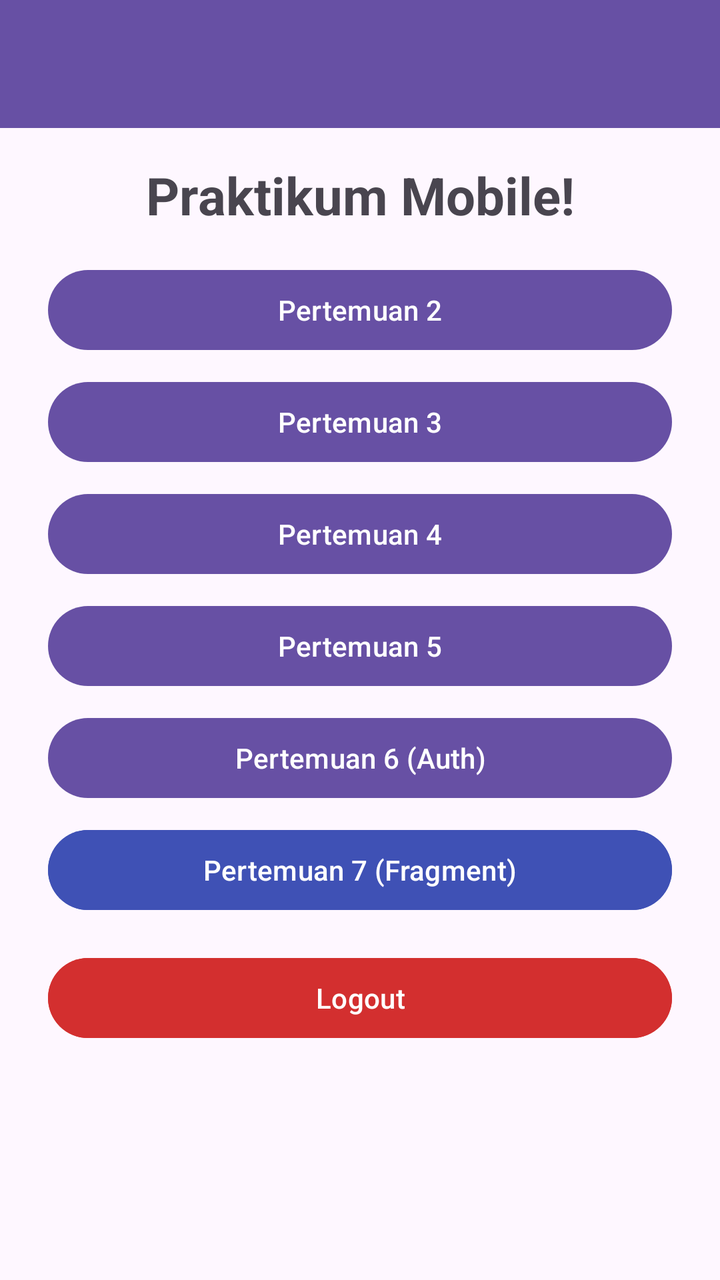
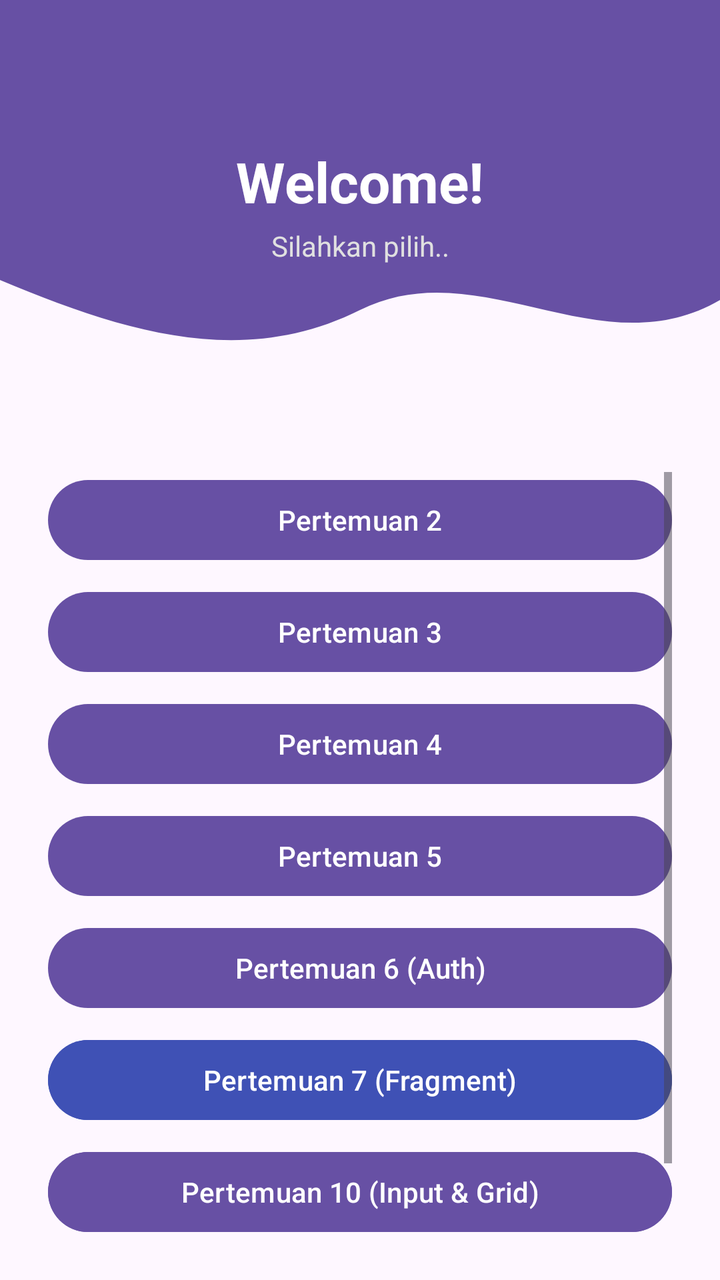

Compare the two renders of this Android layout. The source of the first and the diff that turns it into the second are given below.
<!-- AndroidManifest.xml: application theme Theme.Bumi_Sultan -->
<!-- res/layout/fragment_home.xml -->
<?xml version="1.0" encoding="utf-8"?>
<androidx.constraintlayout.widget.ConstraintLayout xmlns:android="http://schemas.android.com/apk/res/android"
    xmlns:app="http://schemas.android.com/apk/res-auto"
    xmlns:tools="http://schemas.android.com/tools"
    android:layout_width="match_parent"
    android:layout_height="match_parent"
    tools:context=".home.HomeFragment">

    <androidx.appcompat.widget.Toolbar
        android:id="@+id/toolbar"
        android:layout_width="match_parent"
        android:layout_height="?attr/actionBarSize"
        android:background="?attr/colorPrimary"
        app:layout_constraintEnd_toEndOf="parent"
        app:layout_constraintStart_toStartOf="parent"
        app:layout_constraintTop_toTopOf="parent"
        app:layout_scrollFlags="scroll|enterAlways"
        app:titleTextColor="@android:color/white" />

    <TextView
        android:id="@+id/tvWelcomeTitle"
        android:layout_width="wrap_content"
        android:layout_height="wrap_content"
        android:layout_marginTop="16dp"
        android:text="Praktikum Mobile!"
        android:textSize="26sp"
        android:textStyle="bold"
        app:layout_constraintEnd_toEndOf="parent"
        app:layout_constraintStart_toStartOf="parent"
        app:layout_constraintTop_toBottomOf="@id/toolbar" />

    <ScrollView
        android:layout_width="0dp"
        android:layout_height="0dp"
        android:layout_marginTop="16dp"
        android:paddingHorizontal="24dp"
        android:clipToPadding="false"
        app:layout_constraintBottom_toBottomOf="parent"
        app:layout_constraintEnd_toEndOf="parent"
        app:layout_constraintStart_toStartOf="parent"
        app:layout_constraintTop_toBottomOf="@id/tvWelcomeTitle">

        <LinearLayout
            android:layout_width="match_parent"
            android:layout_height="wrap_content"
            android:orientation="vertical"
            android:paddingBottom="24dp">

            <Button
                android:id="@+id/btnToSecond"
                android:layout_width="match_parent"
                android:layout_height="wrap_content"
                android:text="Pertemuan 2" />

            <Button
                android:id="@+id/btnToThird"
                android:layout_width="match_parent"
                android:layout_height="wrap_content"
                android:layout_marginTop="8dp"
                android:text="Pertemuan 3" />

            <Button
                android:id="@+id/btnToFourth"
                android:layout_width="match_parent"
                android:layout_height="wrap_content"
                android:layout_marginTop="8dp"
                android:text="Pertemuan 4" />

            <Button
                android:id="@+id/btnToFifth"
                android:layout_width="match_parent"
                android:layout_height="wrap_content"
                android:layout_marginTop="8dp"
                android:text="Pertemuan 5" />

            <Button
                android:id="@+id/btnToSixth"
                android:layout_width="match_parent"
                android:layout_height="wrap_content"
                android:layout_marginTop="8dp"
                android:text="Pertemuan 6 (Auth)" />

            <Button
                android:id="@+id/btnToSeventh"
                android:layout_width="match_parent"
                android:layout_height="wrap_content"
                android:layout_marginTop="8dp"
                android:backgroundTint="#3F51B5"
                android:text="Pertemuan 7 (Fragment)" />

            <Button
                android:id="@+id/btnLogout"
                android:layout_width="match_parent"
                android:layout_height="wrap_content"
                android:layout_marginTop="16dp"
                android:backgroundTint="#D32F2F"
                android:text="Logout" />

        </LinearLayout>
    </ScrollView>

</androidx.constraintlayout.widget.ConstraintLayout>
<!-- resources referenced by this layout -->
<resources>
  <style name="Theme.Bumi_Sultan" parent="Base.Theme.Bumi_Sultan" />
  <style name="Base.Theme.Bumi_Sultan" parent="Theme.Material3.DayNight.NoActionBar">
          
          
      </style>
</resources>

<!-- the commit's change to res/layout/fragment_home.xml (unified diff, before → after) -->
@@ -6,39 +6,61 @@
     android:layout_height="match_parent"
     tools:context=".home.HomeFragment">
 
+    
+    <View
+        android:id="@+id/background_header"
+        android:layout_width="0dp"
+        android:layout_height="220dp"
+        android:background="@drawable/bg_header_wave"
+        app:layout_constraintEnd_toEndOf="parent"
+        app:layout_constraintStart_toStartOf="parent"
+        app:layout_constraintTop_toTopOf="parent" />
+
     <androidx.appcompat.widget.Toolbar
         android:id="@+id/toolbar"
         android:layout_width="match_parent"
         android:layout_height="?attr/actionBarSize"
-        android:background="?attr/colorPrimary"
+        android:background="@android:color/transparent"
         app:layout_constraintEnd_toEndOf="parent"
         app:layout_constraintStart_toStartOf="parent"
         app:layout_constraintTop_toTopOf="parent"
-        app:layout_scrollFlags="scroll|enterAlways"
         app:titleTextColor="@android:color/white" />
 
     <TextView
         android:id="@+id/tvWelcomeTitle"
         android:layout_width="wrap_content"
         android:layout_height="wrap_content"
-        android:layout_marginTop="16dp"
-        android:text="Praktikum Mobile!"
-        android:textSize="26sp"
+        android:layout_marginTop="8dp"
+        android:text="Welcome!"
+        android:textColor="@android:color/white"
+        android:textSize="28sp"
         android:textStyle="bold"
         app:layout_constraintEnd_toEndOf="parent"
         app:layout_constraintStart_toStartOf="parent"
         app:layout_constraintTop_toBottomOf="@id/toolbar" />
 
+    <TextView
+        android:id="@+id/tvWelcomeSubtitle"
+        android:layout_width="wrap_content"
+        android:layout_height="wrap_content"
+        android:layout_marginTop="4dp"
+        android:text="Silahkan pilih.."
+        android:textColor="#E0E0E0"
+        android:textSize="14sp"
+        app:layout_constraintEnd_toEndOf="parent"
+        app:layout_constraintStart_toStartOf="parent"
+        app:layout_constraintTop_toBottomOf="@id/tvWelcomeTitle" />
+
     <ScrollView
         android:layout_width="0dp"
         android:layout_height="0dp"
         android:layout_marginTop="16dp"
+        android:clipToPadding="false"
         android:paddingHorizontal="24dp"
-        android:clipToPadding="false"
         app:layout_constraintBottom_toBottomOf="parent"
         app:layout_constraintEnd_toEndOf="parent"
         app:layout_constraintStart_toStartOf="parent"
-        app:layout_constraintTop_toBottomOf="@id/tvWelcomeTitle">
+        app:layout_constraintTop_toBottomOf="@id/background_header">
 
         <LinearLayout
             android:layout_width="match_parent"
@@ -89,6 +111,14 @@
                 android:text="Pertemuan 7 (Fragment)" />
 
             <Button
+                android:id="@+id/btnToNinth"
+                android:layout_width="match_parent"
+                android:layout_height="wrap_content"
+                android:layout_marginTop="8dp"
+                android:backgroundTint="#6750A4"
+                android:text="Pertemuan 10 (Input &amp; Grid)" />
+
+            <Button
                 android:id="@+id/btnLogout"
                 android:layout_width="match_parent"
                 android:layout_height="wrap_content"
<!-- resource entries referenced after the edit -->
@@ -1,5 +1,17 @@
 <!-- resources referenced by this layout -->
 <resources>
+  <!-- drawable bg_header_wave (drawable) -->
+  <?xml version="1.0" encoding="utf-8"?>
+  <vector xmlns:android="http://schemas.android.com/apk/res/android"
+      android:width="360dp"
+      android:height="220dp"
+      android:viewportWidth="360"
+      android:viewportHeight="220">
+      
+      <path
+          android:fillColor="#6750A4"
+          android:pathData="M0,0 L360,0 L360,150 C300,185 240,125 180,155 C120,185 60,165 0,140 Z" />
+  </vector>
   <style name="Theme.Bumi_Sultan" parent="Base.Theme.Bumi_Sultan" />
   <style name="Base.Theme.Bumi_Sultan" parent="Theme.Material3.DayNight.NoActionBar">
           
